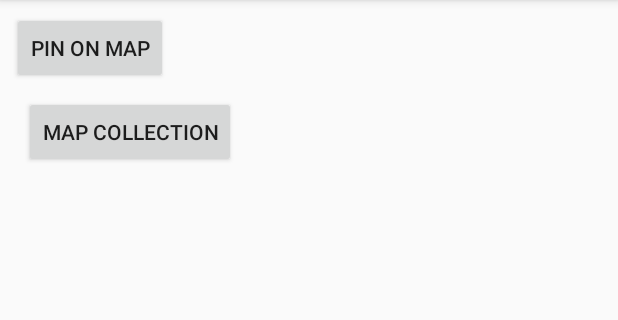
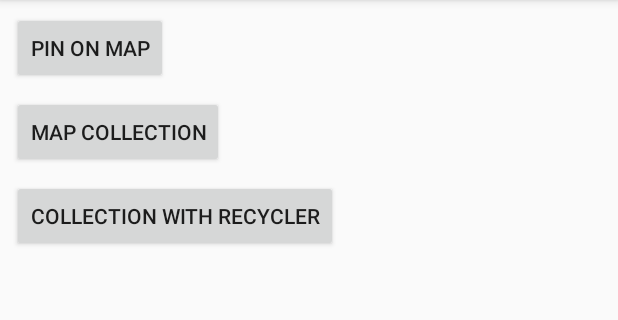
Before and after one commit to szaske/loc8r, an Android app: the screen it shows after launch (MainActivity), on a phone screen of 412 x 824 dp, the part 84-404 px from its top. Run offline under Robolectric (Android 15) with nearby library versions, the phone set to English and light mode, and no system bars; our stand-ins replace ButterKnife.

Commit message:
Partial RecyclerView implemented

```diff
--- a/app/src/main/AndroidManifest.xml
+++ b/app/src/main/AndroidManifest.xml
@@ -22,6 +22,7 @@
         </activity>
         <activity android:name=".tests.PinOnMap" />
         <activity android:name=".tests.mapFeatureCollection"></activity>
+        <activity android:name=".tests.mapPlusRecycler"></activity>
     </application>
 
 </manifest>
--- a/app/src/main/res/layout/activity_main.xml
+++ b/app/src/main/res/layout/activity_main.xml
@@ -23,9 +23,19 @@
         android:id="@+id/mapCollectionButton"
         android:layout_width="wrap_content"
         android:layout_height="wrap_content"
-        android:layout_marginLeft="8dp"
+        android:layout_marginLeft="0dp"
         android:layout_marginTop="8dp"
         android:text="Map Collection"
         app:layout_constraintLeft_toLeftOf="@+id/pinOnMapButton"
         app:layout_constraintTop_toBottomOf="@+id/pinOnMapButton" />
+
+    <Button
+        android:id="@+id/withRecyclerButton"
+        android:layout_width="wrap_content"
+        android:layout_height="wrap_content"
+        android:layout_marginLeft="0dp"
+        android:layout_marginTop="8dp"
+        android:text="Collection with Recycler"
+        app:layout_constraintLeft_toLeftOf="@+id/mapCollectionButton"
+        app:layout_constraintTop_toBottomOf="@+id/mapCollectionButton" />
 </android.support.constraint.ConstraintLayout>
```
Also changed, not shown: app/src/main/java/com/loc8r/android/loc8r/activities/MainActivity.java (+7 -2 lines), app/src/main/java/com/loc8r/android/loc8r/models/POI.java (+8 -10 lines), app/src/main/java/com/loc8r/android/loc8r/tests/mapPlusRecycler.java (added, +181 -0 lines), app/src/main/res/layout/test_activity_map_plus_recycler.xml (added, +33 -0 lines), 1 other file.
